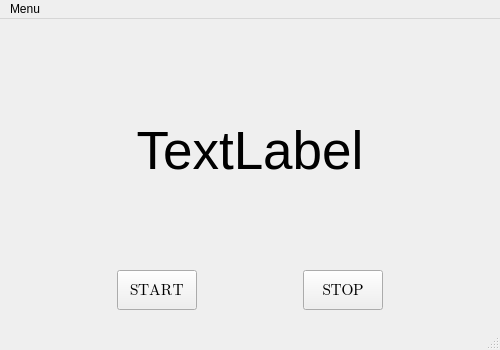
Qt form mainwindow.ui (andrewromanyk/EyeQatcher) before a commit.
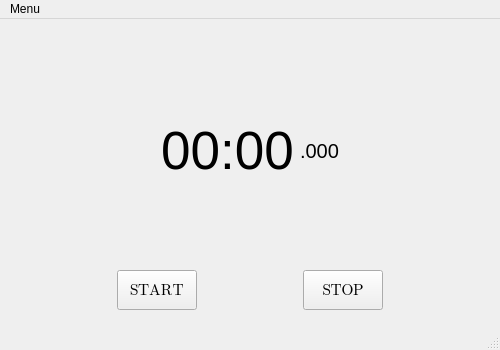
The same form after that commit. The open tabs and pages were chosen to show the change.

Commit message: Basic model ready. Working and resting timers, basic settings.

```diff
--- a/mainwindow.ui
+++ b/mainwindow.ui
@@ -41,7 +41,32 @@
          </spacer>
         </item>
         <item>
-         <widget class="QLabel" name="label">
+         <widget class="QWidget" name="widget" native="true">
+          <layout class="QHBoxLayout" name="horizontalLayout_10">
+           <item>
+            <spacer name="horizontalSpacer_7">
+             <property name="orientation">
+              <enum>Qt::Orientation::Horizontal</enum>
+             </property>
+             <property name="sizeHint" stdset="0">
+              <size>
+               <width>40</width>
+               <height>20</height>
+              </size>
+             </property>
+            </spacer>
+           </item>
+           <item>
+            <widget class="QLabel" name="mainTimerLabel">
+             <property name="enabled">
+              <bool>true</bool>
+             </property>
+             <property name="sizePolicy">
+              <sizepolicy hsizetype="Minimum" vsizetype="Preferred">
+               <horstretch>0</horstretch>
+               <verstretch>0</verstretch>
+              </sizepolicy>
+             </property>
           <property name="font">
            <font>
             <family>Segoe UI</family>
@@ -53,8 +78,14 @@
             <kerning>true</kerning>
            </font>
           </property>
+             <property name="layoutDirection">
+              <enum>Qt::LayoutDirection::LeftToRight</enum>
+             </property>
+             <property name="frameShape">
+              <enum>QFrame::Shape::NoFrame</enum>
+             </property>
           <property name="text">
-           <string>TextLabel</string>
+              <string>00:00</string>
           </property>
           <property name="textFormat">
            <enum>Qt::TextFormat::PlainText</enum>
@@ -68,6 +99,47 @@
          </widget>
         </item>
         <item>
+            <widget class="QLabel" name="msTimerLabel">
+             <property name="sizePolicy">
+              <sizepolicy hsizetype="Maximum" vsizetype="Maximum">
+               <horstretch>0</horstretch>
+               <verstretch>0</verstretch>
+              </sizepolicy>
+             </property>
+             <property name="font">
+              <font>
+               <pointsize>15</pointsize>
+               <bold>false</bold>
+              </font>
+             </property>
+             <property name="text">
+              <string>.000</string>
+             </property>
+             <property name="textFormat">
+              <enum>Qt::TextFormat::AutoText</enum>
+             </property>
+             <property name="wordWrap">
+              <bool>false</bool>
+             </property>
+            </widget>
+           </item>
+           <item>
+            <spacer name="horizontalSpacer_8">
+             <property name="orientation">
+              <enum>Qt::Orientation::Horizontal</enum>
+             </property>
+             <property name="sizeHint" stdset="0">
+              <size>
+               <width>40</width>
+               <height>20</height>
+              </size>
+             </property>
+            </spacer>
+           </item>
+          </layout>
+         </widget>
+        </item>
+        <item>
          <spacer name="verticalSpacer">
           <property name="orientation">
            <enum>Qt::Orientation::Vertical</enum>
```
Left out of the diff: 30 changed lines with no effect on the pictures. Lines whose indentation alone changed are shown as unchanged. The commit also changes 2 other files.
